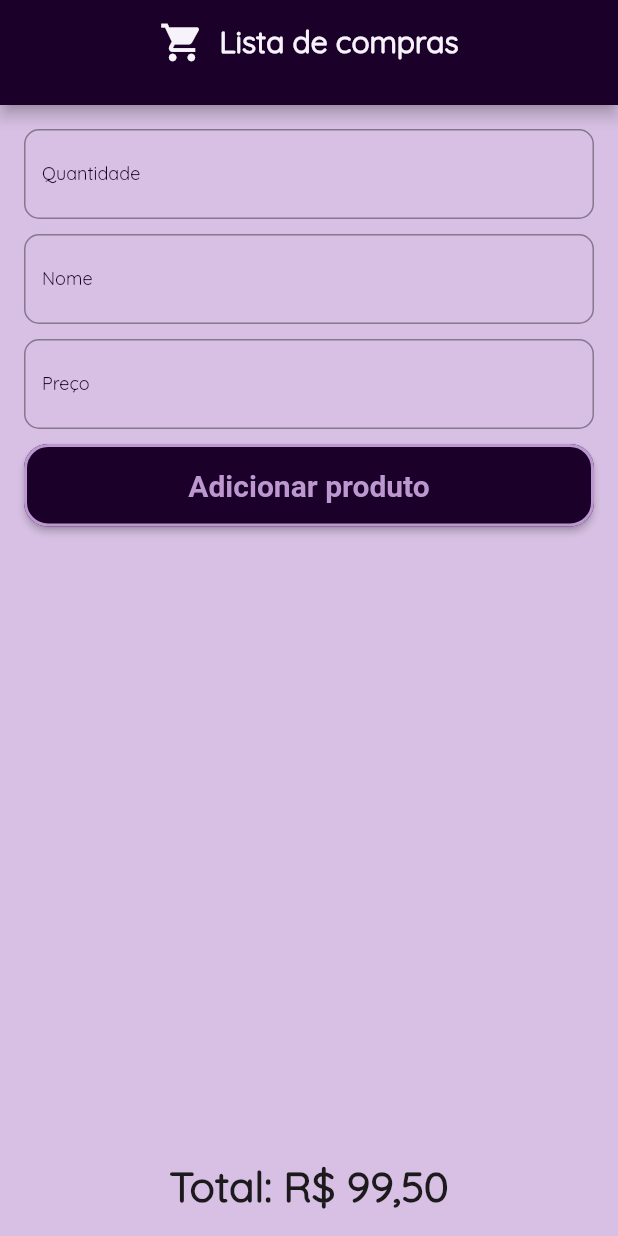
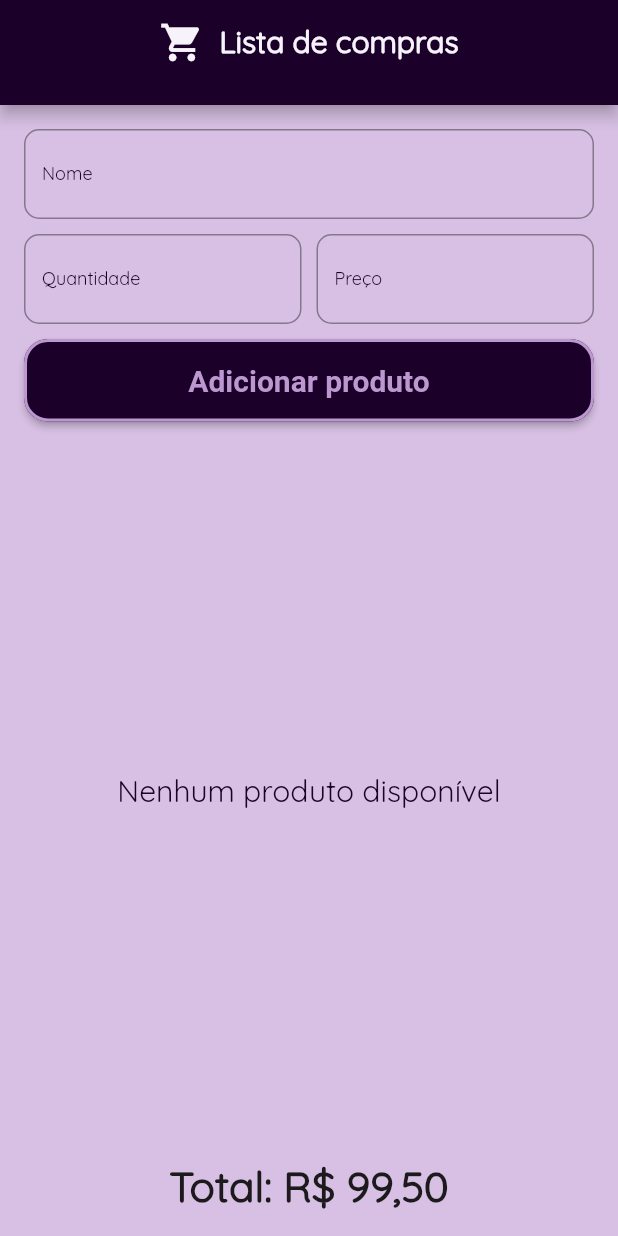
Before and after one commit to LessaApolinario/market-app, a Flutter app: the screen it shows after launch, on a phone screen of 412 x 824 dp. Run offline on Flutter 3.47's test engine with Material 2 defaults, Android fonts, the phone set to English and light mode, and no system bars; our stand-ins replace sqflite, sqflite_common; accounts and stored records are empty.

Commit message:
Add delete product, fetch realtime, new form layout, providers

```diff
--- a/lib/src/core/domain/models/product.dart
+++ b/lib/src/core/domain/models/product.dart
@@ -1,9 +1,14 @@
 class Product {
+  int? _id;
   int? _quantity;
   String? _name;
   num? _price;
 
-  Product({int? quantity, String? name, num? price}) {
+  Product({int? id, int? quantity, String? name, num? price}) {
+    if (id != null) {
+      this._id = id;
+    }
+
     if (quantity != null) {
       this._quantity = quantity;
     }
@@ -15,6 +20,7 @@ class Product {
     }
   }
 
+  int? get id => _id;
   int? get quantity => _quantity;
   set quantity(int? quantity) => _quantity = quantity;
   String? get name => _name;
@@ -23,6 +29,7 @@ class Product {
   set price(num? price) => _price = price;
 
   Product.fromJson(Map<String, dynamic> json) {
+    _id = json['id'];
     _quantity = json['quantity'];
     _name = json['name'];
     _price = json['price'];
@@ -30,6 +37,7 @@ class Product {
 
   Map<String, dynamic> toJson() {
     final Map<String, dynamic> data = new Map<String, dynamic>();
+    data['id'] = this._id;
     data['quantity'] = this._quantity;
     data['name'] = this._name;
     data['price'] = this._price;
--- a/lib/src/core/interfaces/adapters/product_adapter.dart
+++ b/lib/src/core/interfaces/adapters/product_adapter.dart
@@ -3,4 +3,6 @@ import 'package:m_lista/src/core/domain/models/product.dart';
 abstract class ProductAdapter {
   Future<bool> create(Product product);
   Future<List<Product>> fetch();
+  Future<bool> delete(int id);
+  Future<bool> deleteAll();
 }
--- a/lib/src/core/interfaces/usecases/product_usecase.dart
+++ b/lib/src/core/interfaces/usecases/product_usecase.dart
@@ -3,4 +3,6 @@ import 'package:m_lista/src/core/domain/models/product.dart';
 abstract class ProductUseCase {
   Future<bool> create(Product product);
   Future<List<Product>> fetch();
+  Future<bool> delete(int id);
+  Future<bool> deleteAll();
 }
--- a/lib/src/ui/mobile/screens/home/main.dart
+++ b/lib/src/ui/mobile/screens/home/main.dart
@@ -15,10 +15,13 @@ class Home extends StatefulWidget {
 
 class _HomeState extends State<Home> {
   @override
+  void initState() {
+    super.initState();
+    Provider.of<ProductProvider>(context, listen: false).fetchProducts();
+  }
+
+  @override
   Widget build(BuildContext context) {
-    final productProvider = Provider.of<ProductProvider>(context);
-    final products = productProvider.products;
-
     return Scaffold(
       backgroundColor: GlobalColors.primary.shade200,
       appBar: const MainAppBar(),
@@ -30,14 +33,30 @@ class _HomeState extends State<Home> {
             const AddProductForm(),
             const SizedBox(height: 10),
             Expanded(
-              child: ListView.separated(
-                itemCount: products.length,
-                shrinkWrap: true,
-                itemBuilder: (context, index) {
-                  return ProductCard(product: products[index]);
-                },
-                separatorBuilder: (context, index) {
-                  return const SizedBox(height: 5);
+              child: Consumer<ProductProvider>(
+                builder: (context, productProvider, child) {
+                  final products = productProvider.products;
+
+                  if (products.isEmpty) {
+                    return Center(
+                      child: Text(
+                        "Nenhum produto disponível",
+                        style: TextStyle(
+                          color: GlobalColors.primary.shade900,
+                          fontSize: 20,
+                          fontFamily: 'Quicksand',
+                        ),
+                      ),
+                    );
+                  }
+
+                  return ListView.builder(
+                    itemCount: products.length,
+                    itemBuilder: (context, index) {
+                      final product = products[index];
+                      return ProductCard(product: product);
+                    },
+                  );
                 },
               ),
             ),
--- a/lib/src/ui/mobile/widgets/home/AddProductForm/main.dart
+++ b/lib/src/ui/mobile/widgets/home/AddProductForm/main.dart
@@ -67,15 +67,6 @@ class _AddProductFormState extends State<AddProductForm> {
         crossAxisAlignment: CrossAxisAlignment.center,
         children: [
           TextFormField(
-            controller: _quantityController,
-            keyboardType: TextInputType.number,
-            style: const TextStyle(fontFamily: 'Quicksand'),
-            decoration:
-                AppInputStyles.getInputDecoration('Quantidade', 'Quantidade'),
-            validator: (value) => _textInputValidator(value),
-          ),
-          const SizedBox(height: 10),
-          TextFormField(
             controller: _nameController,
             keyboardType: TextInputType.text,
             style: const TextStyle(fontFamily: 'Quicksand'),
@@ -83,12 +74,32 @@ class _AddProductFormState extends State<AddProductForm> {
             validator: (value) => _textInputValidator(value),
           ),
           const SizedBox(height: 10),
-          TextFormField(
-            controller: _priceController,
-            keyboardType: TextInputType.text,
-            style: const TextStyle(fontFamily: 'Quicksand'),
-            decoration: AppInputStyles.getInputDecoration('Preço', 'Preço'),
-            validator: (value) => _priceValidator(value),
+          Row(
+            mainAxisAlignment: MainAxisAlignment.center,
+            crossAxisAlignment: CrossAxisAlignment.center,
+            children: [
+              Expanded(
+                child: TextFormField(
+                  controller: _quantityController,
+                  keyboardType: TextInputType.number,
+                  style: const TextStyle(fontFamily: 'Quicksand'),
+                  decoration: AppInputStyles.getInputDecoration(
+                      'Quantidade', 'Quantidade'),
+                  validator: (value) => _textInputValidator(value),
+                ),
+              ),
+              const SizedBox(width: 10),
+              Expanded(
+                child: TextFormField(
+                  controller: _priceController,
+                  keyboardType: TextInputType.text,
+                  style: const TextStyle(fontFamily: 'Quicksand'),
+                  decoration:
+                      AppInputStyles.getInputDecoration('Preço', 'Preço'),
+                  validator: (value) => _priceValidator(value),
+                ),
+              ),
+            ],
           ),
           const SizedBox(height: 10),
           ElevatedButton(
```
Also changed, not shown: lib/src/core/services/product_service.dart (+10 -0 lines), lib/src/infra/sqlite/product/product_sqlite_repository.dart (+33 -1 lines), lib/src/ui/mobile/providers/product_provider.dart (+18 -0 lines), lib/src/ui/mobile/widgets/home/ProductCard/main.dart (+16 -1 lines).
